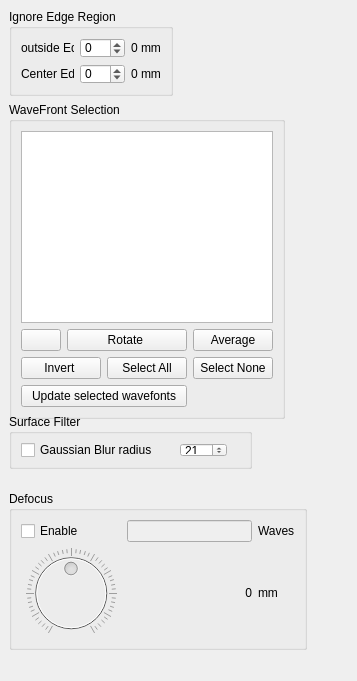
Qt form surfaceanalysistools.ui (githubdoe/DFTFringe) before a commit.
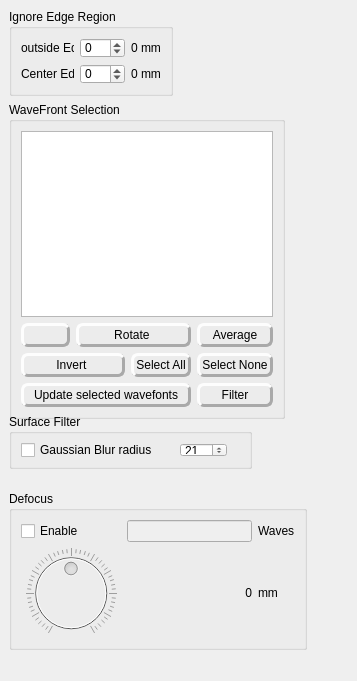
The same form after that commit. Icons and pictures are not drawn.

What changed in the file:
```diff
--- a/surfaceanalysistools.ui
+++ b/surfaceanalysistools.ui
@@ -32,6 +32,14 @@
      <verstretch>0</verstretch>
     </sizepolicy>
    </property>
+   <property name="styleSheet">
+    <string notr="true"> QPushButton{ border-style: outset;
+                        border-width: 3px;
+                        border-radius: 7px;
+                        border-color: darkgray;
+                        font: normal 12px;
+                           padding: 2px; }</string>
+   </property>
    <widget class="QGroupBox" name="groupBox_2">
     <property name="geometry">
      <rect>
@@ -223,6 +231,16 @@
        </property>
       </widget>
      </item>
+     <item row="3" column="3">
+      <widget class="QPushButton" name="filterPB">
+       <property name="toolTip">
+        <string>Remove outlier wavefronts with RMS values larger than a set threshold.</string>
+       </property>
+       <property name="text">
+        <string>Filter</string>
+       </property>
+      </widget>
+     </item>
     </layout>
    </widget>
    <widget class="QGroupBox" name="groupBox_3">
```
Left out of the diff: 25 changed lines with no effect on the pictures.
